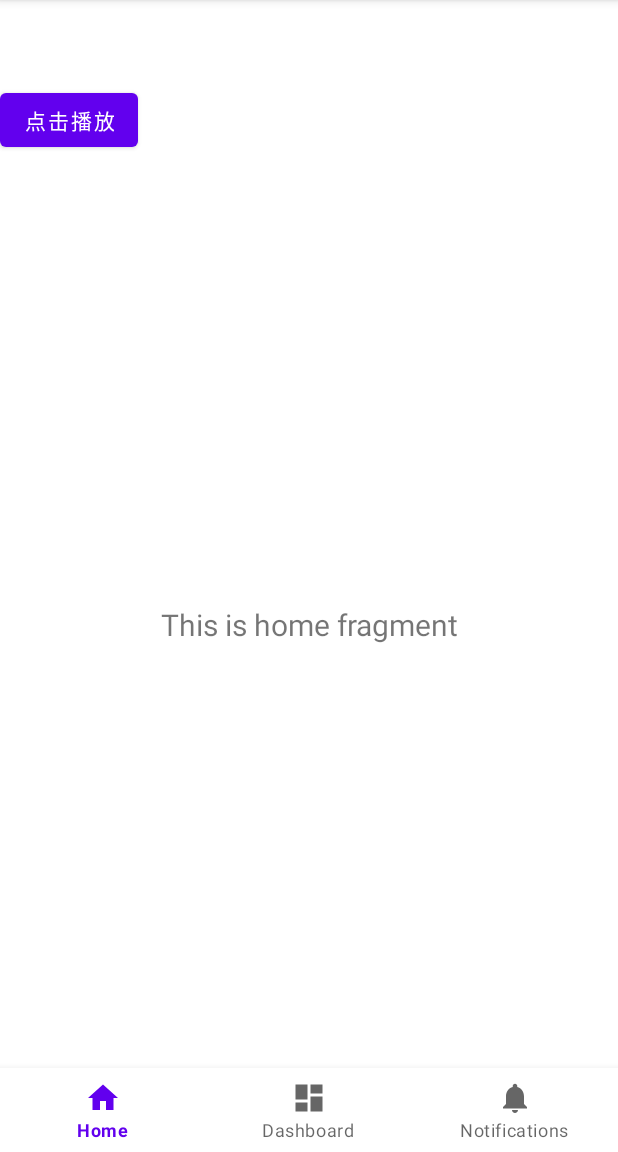
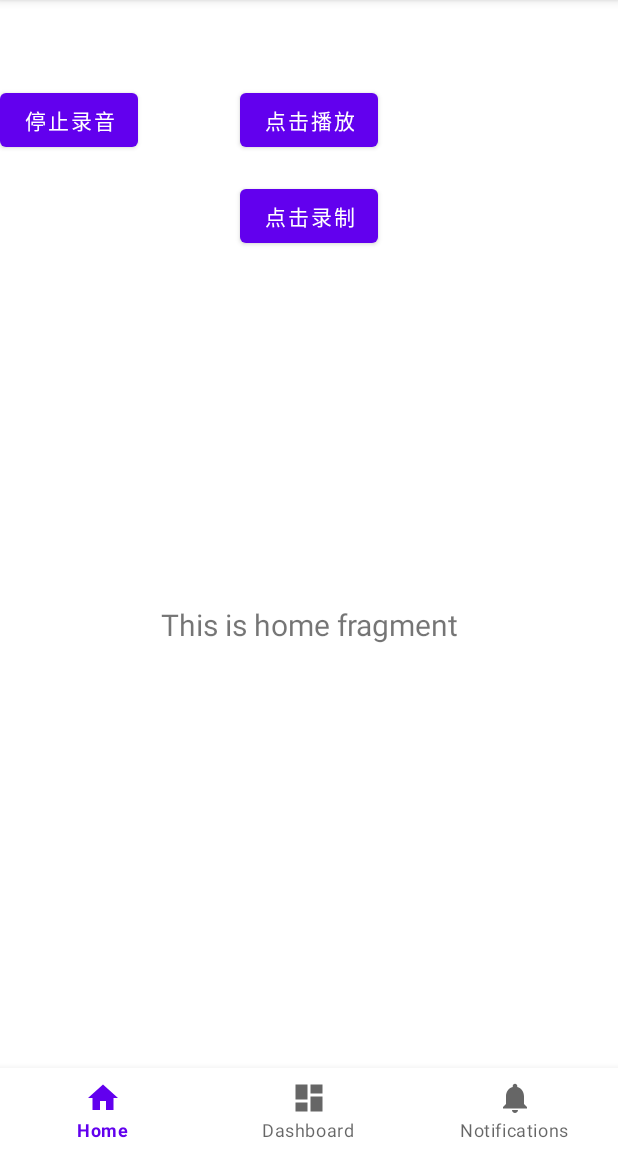
Before and after one commit to kmq116/android-play-audio, an Android app: the screen it shows after launch (MainActivity), on a phone screen of 412 x 824 dp, the part 84-1236 px from its top. Run offline under Robolectric (Android 15) with nearby library versions, the phone set to English and light mode, and no system bars; our stand-ins replace navigation-ui.

Commit message:
feat: 添加每秒存储 raw 音频文件的 demo

```diff
--- a/app/src/main/AndroidManifest.xml
+++ b/app/src/main/AndroidManifest.xml
@@ -1,8 +1,9 @@
 <?xml version="1.0" encoding="utf-8"?>
 <manifest xmlns:android="http://schemas.android.com/apk/res/android"
     xmlns:tools="http://schemas.android.com/tools">
+    <uses-permission android:name="android.permission.RECORD_AUDIO"/>
+    <uses-permission android:name="android.permission.WRITE_EXTERNAL_STORAGE"/>
     <uses-permission android:name="android.permission.READ_EXTERNAL_STORAGE"/>
-
     <application
         android:allowBackup="true"
         android:dataExtractionRules="@xml/data_extraction_rules"
@@ -16,7 +17,7 @@
         <activity
             android:name=".MainActivity"
             android:exported="true"
-            android:label="@string/app_name">
+            android:label="rawaudioplay">
             <intent-filter>
                 <action android:name="android.intent.action.MAIN" />
 
--- a/app/src/main/java/com/example/rawaudioplay/MainActivity.java
+++ b/app/src/main/java/com/example/rawaudioplay/MainActivity.java
@@ -1,5 +1,9 @@
 package com.example.rawaudioplay;
 
+import android.Manifest;
+import android.content.Context;
+import android.content.pm.PackageManager;
+import android.media.AudioRecord;
 import android.os.Bundle;
 import android.media.AudioFormat;
 import android.media.AudioManager;
@@ -9,6 +13,8 @@ import com.google.android.material.bottomnavigation.BottomNavigationView;
 import android.util.Log;
 
 import androidx.appcompat.app.AppCompatActivity;
+import androidx.core.app.ActivityCompat;
+import androidx.core.content.ContextCompat;
 import androidx.navigation.NavController;
 import androidx.navigation.Navigation;
 import androidx.navigation.ui.AppBarConfiguration;
@@ -20,19 +26,66 @@ import android.view.View;
 import android.widget.Button;
 
 import com.example.rawaudioplay.databinding.ActivityMainBinding;
+
+import java.io.FileNotFoundException;
+import java.io.FileOutputStream;
 import java.io.IOException;
 import java.io.InputStream;
 public class MainActivity extends AppCompatActivity {
-
     private static final String TAG = "MainActivity";
     private AudioTrack audioTrack;
+
+    private Button startRecorder;
+    private Button stopRecorder;
+
     private Button playButton;
-
     @Override
     protected void onCreate(Bundle savedInstanceState) {
+
+
+        if (ContextCompat.checkSelfPermission(this, android.Manifest.permission.RECORD_AUDIO)
+                != PackageManager.PERMISSION_GRANTED) {
+            ActivityCompat.requestPermissions(this,
+                    new String[]{Manifest.permission.RECORD_AUDIO},
+                    1);
+        }
+
+        if (ContextCompat.checkSelfPermission(this, Manifest.permission.WRITE_EXTERNAL_STORAGE)
+                != PackageManager.PERMISSION_GRANTED) {
+            // 权限未被授予，进行请求
+            ActivityCompat.requestPermissions(this,
+                    new String[]{Manifest.permission.WRITE_EXTERNAL_STORAGE},
+                    1);
+        } else {
+            // 权限已经被授予，可以进行文件写入操作
+        }
+
+
+
         super.onCreate(savedInstanceState);
         setContentView(R.layout.activity_main);
+
+        stopRecorder = findViewById(R.id.stopButton);
         playButton = findViewById(R.id.playButton);
+        startRecorder = findViewById(R.id.startRecorder);
+        RawAudioRecorder recorder = new RawAudioRecorder(this);
+        startRecorder.setOnClickListener(new View.OnClickListener() {
+            @Override
+            public void onClick(View v) {
+                // 替换为你的音频文件的网络地址
+                System.out.println("123123");
+                recorder.startRecording(MainActivity.this);
+            }
+        });
+
+        stopRecorder.setOnClickListener(new View.OnClickListener() {
+            @Override
+            public void onClick(View v) {
+                // 替换为你的音频文件的网络地址
+                System.out.println("123123");
+                recorder.stopRecording();
+            }
+        });
         playButton.setOnClickListener(new View.OnClickListener() {
             @Override
             public void onClick(View v) {
@@ -56,7 +109,7 @@ public class MainActivity extends AppCompatActivity {
         audioTrack.play();
 
         // 读取raw资源文件
-        InputStream inputStream = getResources().openRawResource(R.raw.sample);
+        InputStream inputStream = getResources().openRawResource(R.raw.test);
         byte[] buffer = new byte[bufferSize];
         int read;
 
--- a/app/src/main/res/layout/activity_main.xml
+++ b/app/src/main/res/layout/activity_main.xml
@@ -31,11 +31,32 @@
         app:layout_constraintTop_toTopOf="parent"
         app:navGraph="@navigation/mobile_navigation" />
 
-    <Button
-        android:id="@+id/playButton"
-        android:layout_width="wrap_content"
-        android:layout_height="wrap_content"
-        android:text="点击播放"
-        android:layout_centerInParent="true"/>
+    <RelativeLayout
+        android:layout_width="match_parent"
+        android:layout_height="match_parent">
+
+        <Button
+            android:id="@+id/playButton"
+            android:layout_width="wrap_content"
+            android:layout_height="wrap_content"
+            android:text="点击播放"
+            android:layout_centerHorizontal="true"
+            android:layout_marginBottom="16dp" />
+
+        <Button
+            android:id="@+id/startRecorder"
+            android:layout_width="wrap_content"
+            android:layout_height="wrap_content"
+            android:text="点击录制"
+            android:layout_below="@id/playButton"
+            android:layout_centerHorizontal="true" />
+
+        <Button
+            android:id="@+id/stopButton"
+            android:layout_width="wrap_content"
+            android:layout_height="wrap_content"
+            android:text="停止录音"/>
+    </RelativeLayout>
+
 
 </androidx.constraintlayout.widget.ConstraintLayout>
```
Also changed, not shown: app/src/main/java/com/example/rawaudioplay/RawAudioRecorder.java (added, +119 -0 lines).
